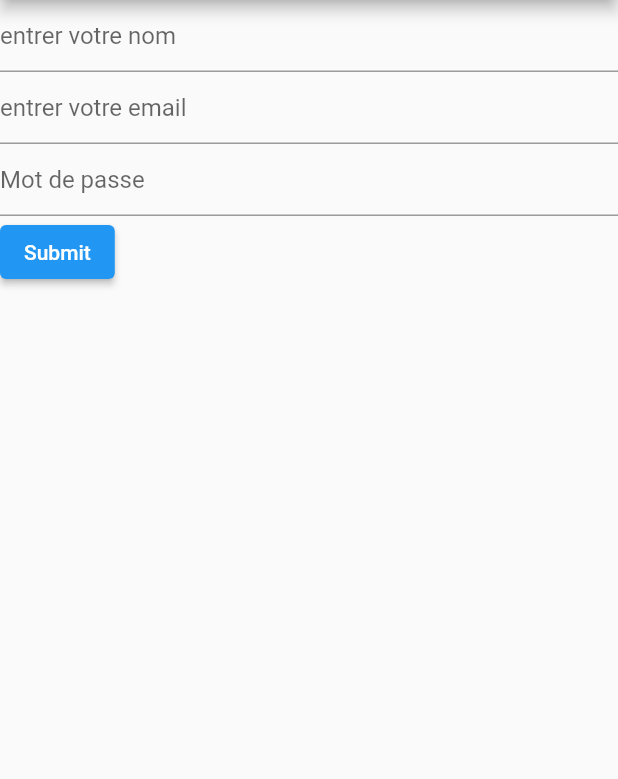
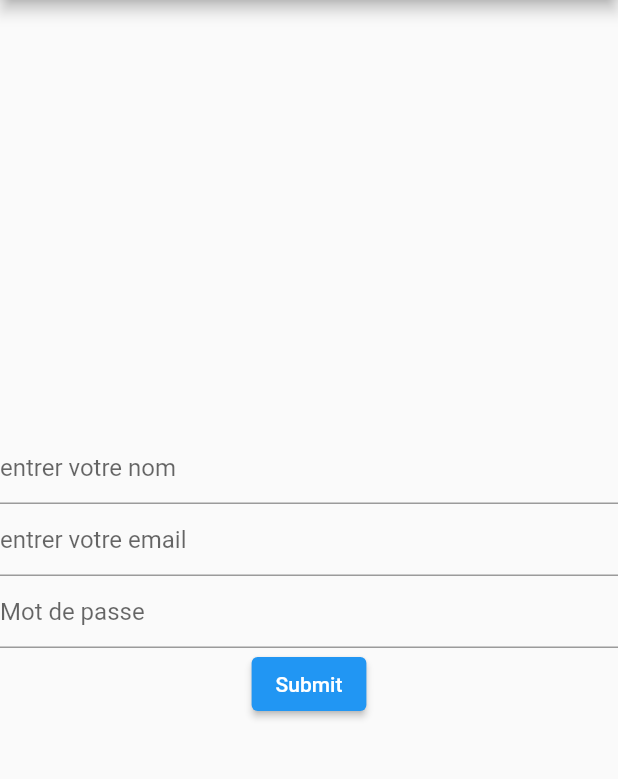
Before and after one commit to Kieran100/HorseStyle, a Flutter app: the screen it shows after launch, on a phone screen of 412 x 824 dp, the part 84-863 px from its top. Run offline on Flutter 3.47's test engine with Material 2 defaults, Android fonts, the light colour scheme and no system bars; missing offline and left inert: mongo_dart.

Commit message:
const tag

```diff
--- a/lib/view/registerView.dart
+++ b/lib/view/registerView.dart
@@ -2,6 +2,8 @@ import 'package:flutter/material.dart';
 
 class RegisterView extends StatefulWidget {
   const RegisterView({Key? key}) : super(key: key);
+
+  static const tag = "register_View";
 
   @override
   State<RegisterView> createState() => _RegisterViewState();
@@ -19,7 +21,8 @@ class _RegisterViewState extends State<RegisterView> {
       ),
       body: Center(
         child: Column(
-            crossAxisAlignment: CrossAxisAlignment.start,
+            mainAxisAlignment: MainAxisAlignment.center,
+            crossAxisAlignment: CrossAxisAlignment.center,
             children: <Widget>[
               TextFormField(
                 decoration: const InputDecoration(
```
